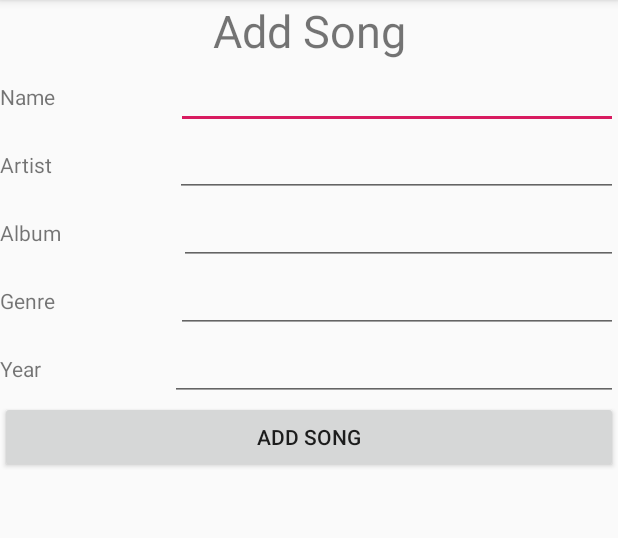
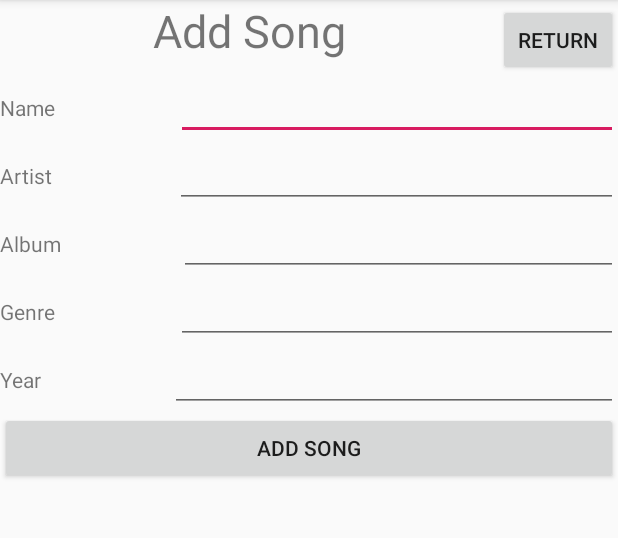
Before and after one commit to Geukers/Android, an Android app: the AddMasterSong screen opened directly, with no data from a screen before it, after a tap on "ADD SONG", on a phone screen of 412 x 824 dp, the part 84-622 px from its top. Run offline under Robolectric (Android 15) with nearby library versions, the phone set to English and light mode, and no system bars.

Commit message:
Twecked the add master songs

```diff
--- a/app/src/main/java/androiddev1631292/champlain/radioplayer/AddMasterSong.java
+++ b/app/src/main/java/androiddev1631292/champlain/radioplayer/AddMasterSong.java
@@ -1,5 +1,6 @@
 package androiddev1631292.champlain.radioplayer;
 
+import android.content.Intent;
 import android.support.v7.app.AppCompatActivity;
 import android.os.Bundle;
 import android.view.View;
@@ -30,6 +31,7 @@ public class AddMasterSong extends AppCompatActivity {
         manager.getMasterSongs();
 
         Button RegisterBtn = findViewById(R.id.AddSong);
+        Button BackBtn = findViewById(R.id.BtnBack);
 
         RegisterBtn.setOnClickListener(new View.OnClickListener() {
 
@@ -52,9 +54,25 @@ public class AddMasterSong extends AppCompatActivity {
 
                 addMasterSong(newSong);
 
+                name1.setText("");
+                artist1.setText("");
+                album1.setText("");
+                genre1.setText("");
+                year1.setText("");
+
                 Toast toast = Toast.makeText(getApplicationContext(), "Song Added", Toast.LENGTH_SHORT);
                 toast.show();
 
+            }
+        });
+
+
+        BackBtn.setOnClickListener(new View.OnClickListener() {
+
+            @Override
+            public void onClick(View v) {
+
+                startActivity(new Intent(AddMasterSong.this, Home.class));
             }
         });
     }
--- a/app/src/main/res/layout/activity_add_master_song.xml
+++ b/app/src/main/res/layout/activity_add_master_song.xml
@@ -11,13 +11,27 @@
         android:layout_height="match_parent"
         android:orientation="vertical">
 
-        <TextView
-            android:id="@+id/textViewAddSong"
+        <LinearLayout
             android:layout_width="match_parent"
             android:layout_height="wrap_content"
-            android:text="Add Song"
-            android:textAlignment="center"
-            android:textSize="30sp" />
+            android:orientation="horizontal">
+
+            <TextView
+                android:id="@+id/textViewAddSong"
+                android:layout_width="match_parent"
+                android:layout_height="wrap_content"
+                android:layout_weight="10"
+                android:text="Add Song"
+                android:textAlignment="center"
+                android:textSize="30sp" />
+
+            <Button
+                android:id="@+id/BtnBack"
+                android:layout_width="wrap_content"
+                android:layout_height="wrap_content"
+                android:layout_weight="1"
+                android:text="Return" />
+        </LinearLayout>
 
         <LinearLayout
             android:layout_width="match_parent"
```
